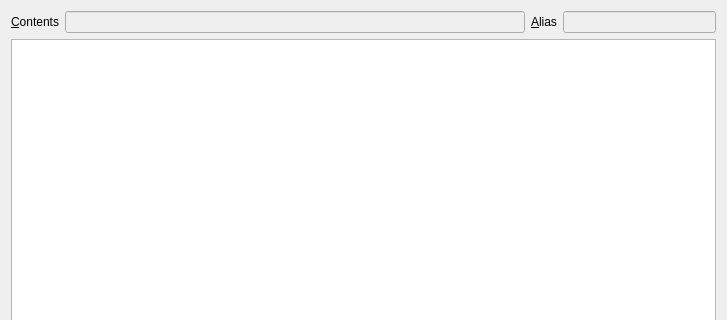
The window that src/Mod/Spreadsheet/Gui/Sheet.ui (southseact-3d/fcd) describes before a commit, drawn with Qt 5; both pictures show x 0 to 727 and y 0 to 320 of the 727 by 596 pixel window.
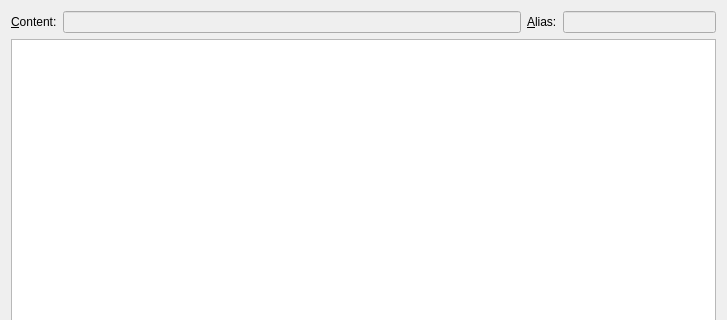
The same window after the commit. Custom widgets are drawn as their Qt base class.

Commit message:
[Spreadsheet] add visible alias check
as discussed in https://forum.freecadweb.org/viewtopic.php?p=408992#p408981
visible feedback is missing for the Alias field. This PR add it and also adapts the UI label style.

Diff of the .ui file:
```diff
--- a/src/Mod/Spreadsheet/Gui/Sheet.ui
+++ b/src/Mod/Spreadsheet/Gui/Sheet.ui
@@ -19,7 +19,7 @@
      <item row="0" column="0">
       <widget class="QLabel" name="label">
        <property name="text">
-        <string>&amp;Contents</string>
+        <string>&amp;Content:</string>
        </property>
        <property name="buddy">
         <cstring>cellContent</cstring>
@@ -36,7 +36,7 @@
      <item row="0" column="2">
       <widget class="QLabel" name="alias_label">
        <property name="text">
-        <string>&amp;Alias</string>
+        <string>&amp;Alias:</string>
        </property>
        <property name="buddy">
         <cstring>cellAlias</cstring>
```
Left out of the diff: 3 changed lines with no effect on the pictures. Lines whose indentation alone changed are shown as unchanged. The commit also changes 2 other files.
